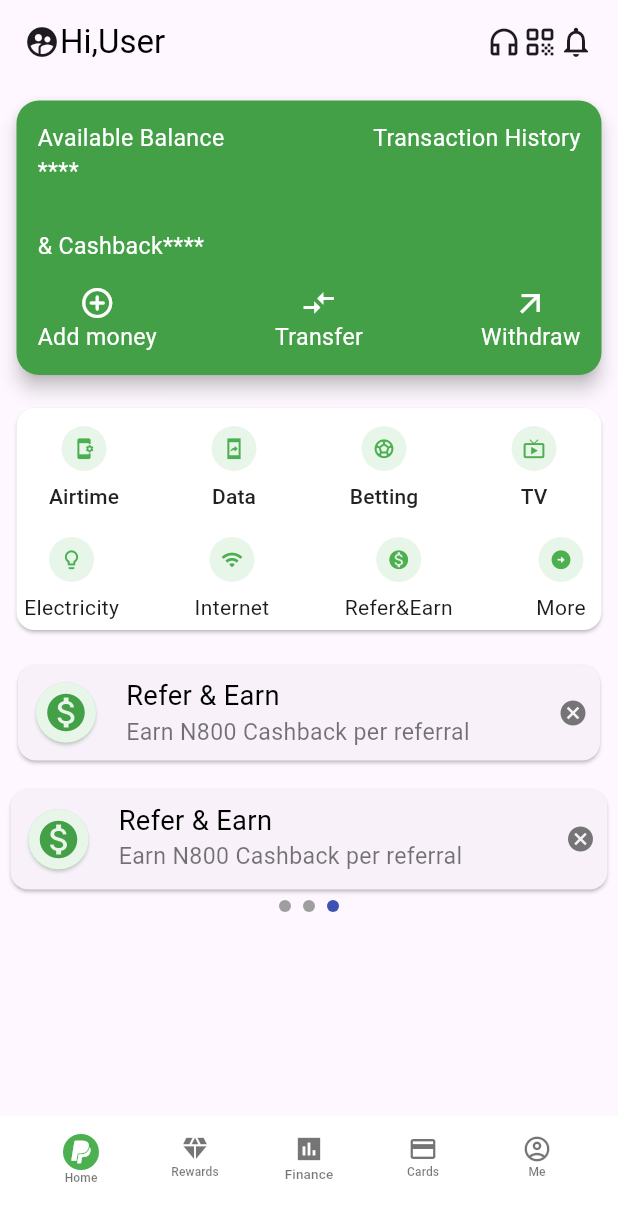
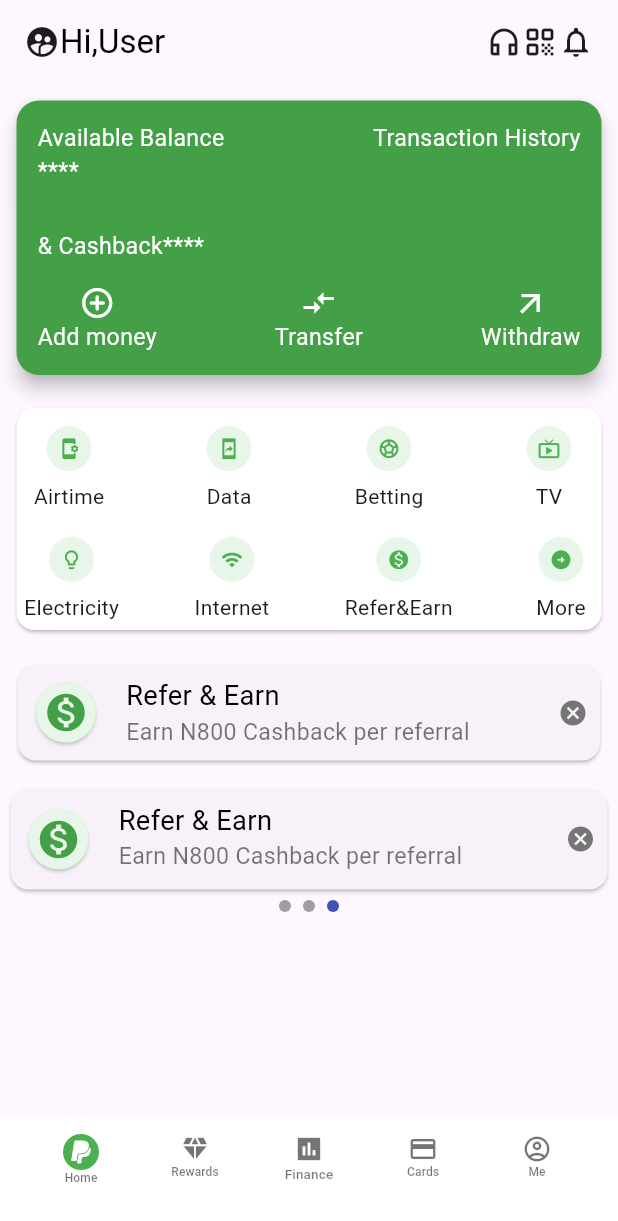
Before and after one commit to EverlastingBigFlo/mobile_app_ui, a Flutter app: the screen it shows after launch, on a phone screen of 412 x 824 dp. Shown: the top 1221 px of the screen. Run offline on Flutter 3.47's test engine with Material 2 defaults, Android fonts, the phone set to English and light mode, and no system bars; drawn by our look-alikes of smooth_page_indicator.

Commit message:
changed my elevated button to an inkwell on main scree

```diff
--- a/lib/main.dart
+++ b/lib/main.dart
@@ -294,10 +294,9 @@ class _MyOpayState extends State<MyOpay> {
                             return Padding(
                               padding: const EdgeInsets.all(5.0),
                               child: SizedBox(
-                                width: 80,
-                                // height: 100,
-                                child: MaterialButton(
-                                  onPressed: () {
+                                width: 60,
+                                child: InkWell(
+                                  onTap: () {
                                     if (e['text'] == 'Airtime') {
                                       Navigator.pushNamed(context, 'airtime');
                                     } else if (e['text'] == 'Data') {
```
